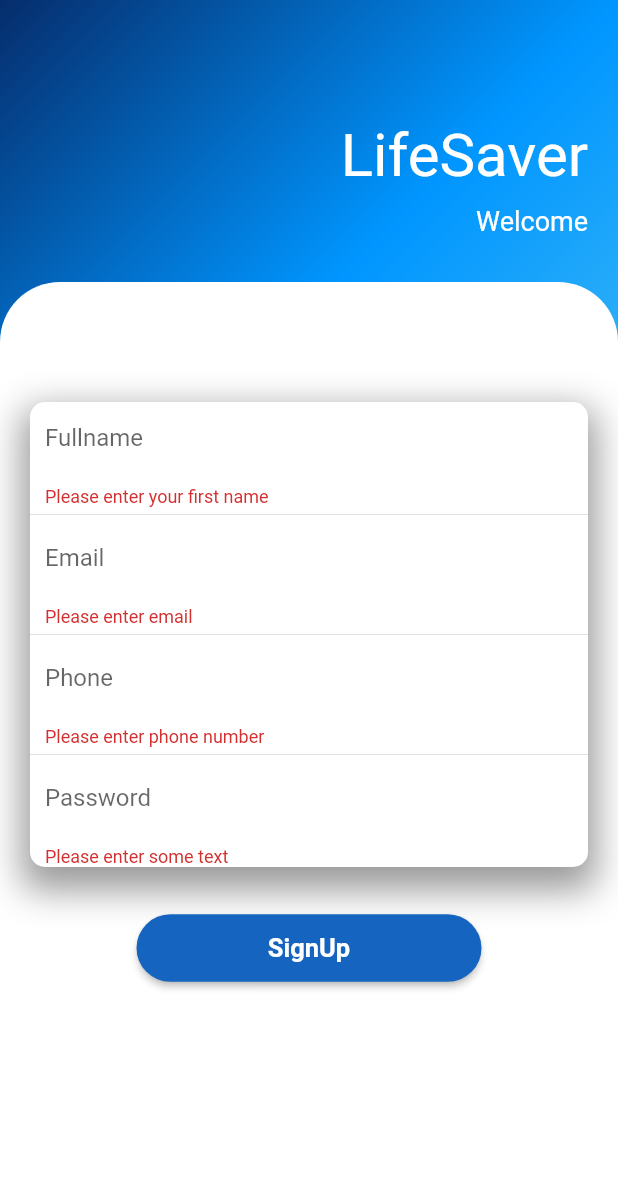
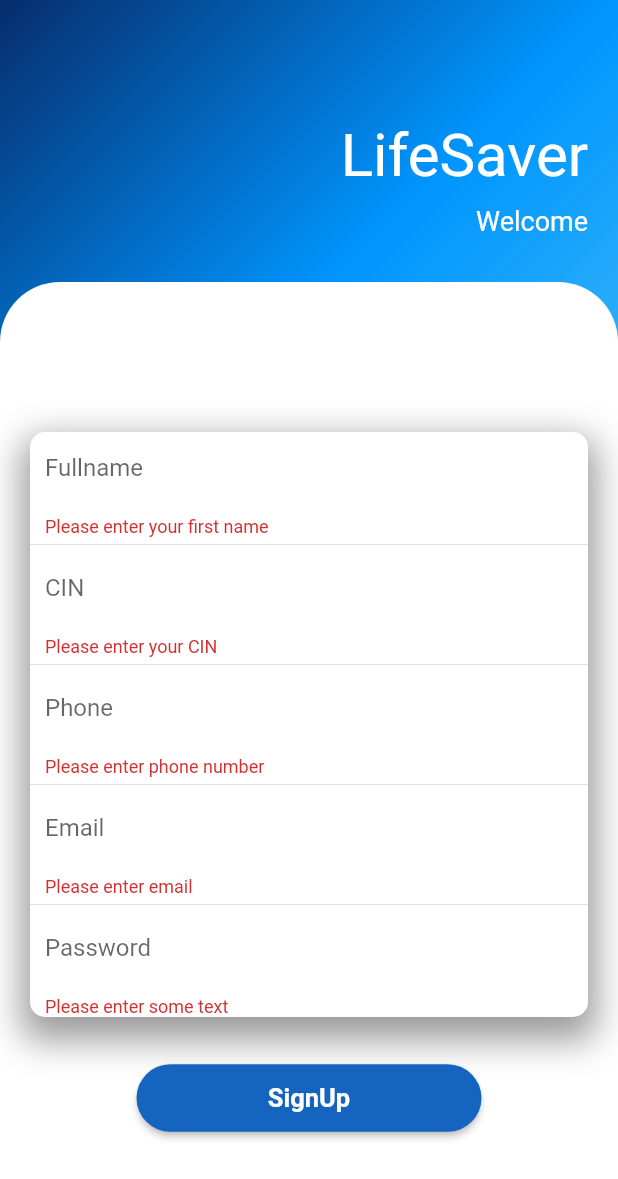
Before and after one commit to YassineBk01/LIFESAVER-APP, a Flutter app: the RegisterPage screen opened directly, after a tap on "SignUp", on a phone screen of 412 x 824 dp. Shown: the top 1179 px of the screen. Run offline on Flutter 3.47's test engine with Material 2 defaults, Android fonts, the phone set to English and light mode, and no system bars; our stand-ins replace cloud_firestore, email_validator, firebase_auth, firebase_core, font_awesome_flutter, google_fonts and 1 more; accounts and stored records are empty.

Commit message:
create model + modify registerPage

```diff
--- /dev/null
+++ b/lib/Models/UserApp.dart
@@ -0,0 +1,35 @@
+
+
+import 'package:json_annotation/json_annotation.dart';
+
+part 'UserApp.g.dart';
+
+@JsonSerializable()
+class UserApp {
+  UserApp({
+    required this.id,
+    required this.fullname,
+    required this.age,
+    required this.cin,
+    required this.phone,
+    required this.email,
+    required this.password
+
+  });
+
+
+
+  final String fullname ;
+  String id;
+  final int age;
+  final String email;
+  final String password;
+  final String cin;
+  final String phone;
+
+
+  factory UserApp.fromJson(Map<String, Object?> json) => _$UserFromJson(json);
+
+  Map<String, Object?> toJson() => _$UserToJson(this);
+
+}
--- a/lib/Pages/HomePage.dart
+++ b/lib/Pages/HomePage.dart
@@ -1,3 +1,4 @@
+import 'package:cloud_firestore/cloud_firestore.dart';
 import 'package:firebase_auth/firebase_auth.dart';
 import 'package:firebase_core/firebase_core.dart';
 import 'package:flutter/material.dart';
@@ -15,8 +16,11 @@ class HomePage extends StatefulWidget {
 
 class _HomePageState extends State<HomePage> {
   final user = FirebaseAuth.instance.currentUser!;
+  final userAllInfo = FirebaseFirestore.instance.collection("users").doc(FirebaseAuth.instance.currentUser!.uid.toString()).get();
+
   @override
   Widget build(BuildContext context) {
+    print(userAllInfo.toString());
     return Scaffold(
 
       appBar: AppBar(
--- a/lib/Pages/RegisterPage.dart
+++ b/lib/Pages/RegisterPage.dart
@@ -1,6 +1,10 @@
+import 'package:cloud_firestore/cloud_firestore.dart';
 import 'package:email_validator/email_validator.dart';
 import 'package:firebase_auth/firebase_auth.dart';
 import 'package:flutter/material.dart';
+import 'package:lifesaver_app/Models/UserApp.dart';
+
+import '';
 
 
 class RegisterPage extends StatefulWidget {
@@ -12,10 +16,12 @@ class RegisterPage extends StatefulWidget {
 
 class _RegisterPageState extends State<RegisterPage> {
   final _formKey = GlobalKey<FormState>();
-  var email;
-  var password;
-  var fullname;
-  var phone;
+  final ControllerName = TextEditingController();
+  final ControllerPhone = TextEditingController();
+  final ControllerCIN = TextEditingController();
+  final ControllerEmail = TextEditingController();
+  final ControllerPassword = TextEditingController();
+  var error;
   double _height=250;
   @override
   Widget build(BuildContext context) {
@@ -61,7 +67,28 @@ class _RegisterPageState extends State<RegisterPage> {
                     color: Colors.white,
                   ),
                   padding: const EdgeInsets.only(top: 80, right: 20, left: 20),
-                  child :Form(
+                  child : SingleChildScrollView(
+                    child: Column(
+                      children: [
+                        SizedBox(height: 20,),
+                        Container(
+                            width:300,
+                            child: error != null ?
+                            Container(
+                              padding: EdgeInsets.all(5),
+                              color: Colors.red,
+                              child: Text(
+                                error,
+                                style: TextStyle(
+                                  color: Colors.white,
+                                  fontSize:14,
+                                  fontWeight: FontWeight.w600,
+                                ),
+                              ),
+                            ):
+                            null
+                        ),
+                        Form(
                           key: _formKey,
                           child: Column(
                             children: [
@@ -83,6 +110,7 @@ class _RegisterPageState extends State<RegisterPage> {
                                 child: Column(
                                   children:  [
                                     TextFormField(
+                                      controller : ControllerName,
                                       decoration: InputDecoration(
                                         border: InputBorder.none,
                                         hintText: 'Fullname',
@@ -92,13 +120,48 @@ class _RegisterPageState extends State<RegisterPage> {
                                         if (firstname!.isEmpty) {
                                           return 'Please enter your first name';
                                         }
-                                  fullname = firstname;
+
                                         return null;
                                       },
                                     ),
                                     Divider(height: 10,),
                                     TextFormField(
+                                      controller : ControllerCIN,
+                                      decoration: InputDecoration(
+                                        border: InputBorder.none,
+                                        hintText: 'CIN',
+                                        contentPadding: EdgeInsets.symmetric(horizontal: 10),
+                                      ),
+                                      validator: (cin) {
+                                        if (cin!.isEmpty) {
+                                          return 'Please enter your CIN';
+                                        }
 
+                                        return null;
+                                      },
+                                    ),
+                                    Divider(height: 10,),
+                                    TextFormField(
+                                      controller : ControllerPhone,
+                                      decoration: InputDecoration(
+                                        border: InputBorder.none,
+                                        hintText: 'Phone',
+                                        contentPadding: EdgeInsets.symmetric(horizontal: 10),
+
+                                      ),
+                                      validator: (phonenumber) {
+
+                                        if (phonenumber!.isEmpty) {
+                                          return 'Please enter phone number';
+
+                                        }
+
+                                        return null;
+                                      },
+                                    ),
+                                    Divider(height: 10,),
+                                    TextFormField(
+                                      controller : ControllerEmail,
                                       decoration: InputDecoration(
                                         border: InputBorder.none,
                                         hintText: 'Email',
@@ -109,29 +172,13 @@ class _RegisterPageState extends State<RegisterPage> {
                                           return 'Please enter email';
 
                                         }
-                                  email = emailValue;
+
                                         return null;
                                       },
                                     ),
                                     Divider(height: 10,),
                                     TextFormField(
-                                decoration: InputDecoration(
-                                  border: InputBorder.none,
-                                  hintText: 'Phone',
-                                  contentPadding: EdgeInsets.symmetric(horizontal: 10),
-
-                                ),
-                                validator: (phonenumber) {
-                                  if (phonenumber!.isEmpty) {
-                                    return 'Please enter phone number';
-
-                                  }
-                                  phone = phonenumber;
-                                  return null;
-                                },
-                              ),
-                              Divider(height: 10,),
-                              TextFormField(
+                                      controller : ControllerPassword,
                                       obscureText: true,
                                       decoration: InputDecoration(
                                         border: InputBorder.none,
@@ -142,7 +189,7 @@ class _RegisterPageState extends State<RegisterPage> {
                                         if (passwordValue!.isEmpty) {
                                           return 'Please enter some text';
                                         }
-                                  password = passwordValue;
+
                                         return null;
                                       },
                                     ),
@@ -158,7 +205,8 @@ class _RegisterPageState extends State<RegisterPage> {
                                 color: Colors.blue[800],
                                 child: const Text('SignUp', style: TextStyle(fontWeight: FontWeight.bold, color: Colors.white,fontSize: 17),textAlign: TextAlign.center,),
                                 onPressed: (){if (_formKey.currentState!.validate()) {
-                            signUp();
+                                  final newUser =UserApp(id: "", fullname: ControllerName.text, age: 21, cin: ControllerCIN.text, phone: ControllerPhone.text, email: ControllerPhone.text, password: ControllerPassword.text);
+                                  signUp(newUser);
                                 }},
                               ),
                               const SizedBox(height: 30),
@@ -169,6 +217,10 @@ class _RegisterPageState extends State<RegisterPage> {
                             ],
                           ),
                         )
+                      ],
+                    ),
+
+                  )
 
               ),
             ),
@@ -177,17 +229,25 @@ class _RegisterPageState extends State<RegisterPage> {
       ),
     );
   }
-  Future signUp() async{
+  Future signUp(UserApp newUser) async{
     showDialog(
         context: context,
         barrierDismissible: false,
         builder: (context) => Center(child: CircularProgressIndicator(),)
     );
     try {
-      await FirebaseAuth.instance.createUserWithEmailAndPassword(email: email, password: password);
+      UserCredential userCredential =await FirebaseAuth.instance.createUserWithEmailAndPassword(email: ControllerEmail.text.trim(), password: ControllerPassword.text.trim());
+      newUser.id = userCredential.user!.uid.toString();
+      final json = newUser.toJson();
+      await FirebaseFirestore.instance.collection("users").doc(newUser.id).set(json);
+
     } on FirebaseAuthException catch (e){
       print(e);
+      setState(() {
+        error=e.message;
+      });
     }
+
 
     Navigator.of(context).popUntil((route) => route.isFirst);
 
--- a/pubspec.yaml
+++ b/pubspec.yaml
@@ -41,8 +41,12 @@ dependencies:
   email_validator: ^2.1.17
   font_awesome_flutter: ^10.3.0
   google_fonts: ^3.0.1
+  json_annotation: ^4.7.0
+
 
 dev_dependencies:
+  build_runner: ^2.0.0
+  json_serializable: ^6.0.0
   flutter_test:
     sdk: flutter
 
@@ -52,6 +56,7 @@ dev_dependencies:
   # package. See that file for information about deactivating specific lint
   # rules and activating additional ones.
   flutter_lints: ^2.0.0
+
 
 # For information on the generic Dart part of this file, see the
 # following page: https://dart.dev/tools/pub/pubspec
```
Also changed, not shown: lib/Models/UserApp.g.dart (added), pubspec.lock. Lines whose indentation alone changed are shown as unchanged.
